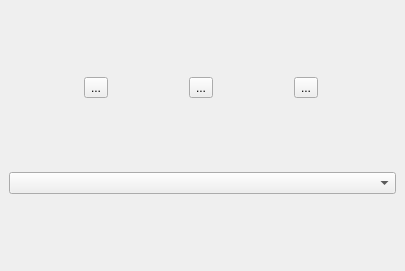
This is src/QLabelling/qt/QArrangementLabellingVanishingPointsWidget.ui in oliviertournaire/QLabelling as Qt 5 draws it before an edit. The edited form follows.
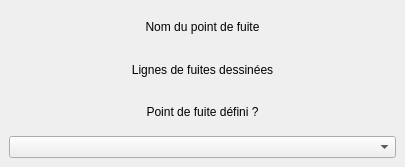
This is the edited form. Icons and pictures are not drawn.

Commit message: mode edit and create vanishing point added ; Only working with index=0 for now, need to have a remove mode and the ability to choose which vanishing point the user want to use; Need to erase the edges printed just for the definition of the vanishing point when changing mode

Diff of the .ui file:
```diff
--- a/src/QLabelling/qt/QArrangementLabellingVanishingPointsWidget.ui
+++ b/src/QLabelling/qt/QArrangementLabellingVanishingPointsWidget.ui
@@ -7,7 +7,7 @@
     <x>0</x>
     <y>0</y>
     <width>405</width>
-    <height>271</height>
+    <height>167</height>
    </rect>
   </property>
   <property name="windowTitle">
@@ -16,68 +16,34 @@
   <widget class="QWidget" name="dockWidgetContents">
    <layout class="QVBoxLayout" name="verticalLayout">
     <item>
-     <layout class="QHBoxLayout" name="horizontalLayout">
-      <item>
-       <widget class="QToolButton" name="toolButton_3">
-        <property name="toolTip">
-         <string>New Vanishing Point</string>
-        </property>
+     <widget class="QLabel" name="label_2">
         <property name="text">
-         <string>...</string>
-        </property>
-        <property name="icon">
-         <iconset resource="../rc/QArrangementLabelling.qrc">
-          <normaloff>:/icons/vanishingpointboldplus.png</normaloff>:/icons/vanishingpointboldplus.png</iconset>
-        </property>
-        <property name="iconSize">
-         <size>
-          <width>64</width>
-          <height>64</height>
-         </size>
-        </property>
+       <string>Nom du point de fuite</string>
+      </property>
+      <property name="alignment">
+       <set>Qt::AlignCenter</set>
+      </property>
        </widget>
       </item>
       <item>
-       <widget class="QToolButton" name="toolButton_2">
-        <property name="toolTip">
-         <string>Draw Vanishing Lines</string>
-        </property>
+     <widget class="QLabel" name="label_3">
         <property name="text">
-         <string>...</string>
-        </property>
-        <property name="icon">
-         <iconset resource="../rc/QArrangementLabelling.qrc">
-          <normaloff>:/icons/vanishingpointbold.png</normaloff>:/icons/vanishingpointbold.png</iconset>
-        </property>
-        <property name="iconSize">
-         <size>
-          <width>64</width>
-          <height>64</height>
-         </size>
-        </property>
+       <string>Lignes de fuites dessinées</string>
+      </property>
+      <property name="alignment">
+       <set>Qt::AlignCenter</set>
+      </property>
        </widget>
       </item>
       <item>
-       <widget class="QToolButton" name="toolButton">
-        <property name="toolTip">
-         <string>Delete Vanishing Point</string>
-        </property>
+     <widget class="QLabel" name="label_4">
         <property name="text">
-         <string>...</string>
-        </property>
-        <property name="icon">
-         <iconset resource="../rc/QArrangementLabelling.qrc">
-          <normaloff>:/icons/vanishingpointboldplus.png</normaloff>:/icons/vanishingpointboldplus.png</iconset>
-        </property>
-        <property name="iconSize">
-         <size>
-          <width>64</width>
-          <height>64</height>
-         </size>
-        </property>
-       </widget>
-      </item>
-     </layout>
+       <string>Point de fuite défini ?</string>
+      </property>
+      <property name="alignment">
+       <set>Qt::AlignCenter</set>
+      </property>
+     </widget>
     </item>
     <item>
      <widget class="QComboBox" name="comboBox"/>
```
Left out of the diff: 15 changed lines with no effect on the pictures. Lines whose indentation alone changed are shown as unchanged. The commit also changes 7 other files.
